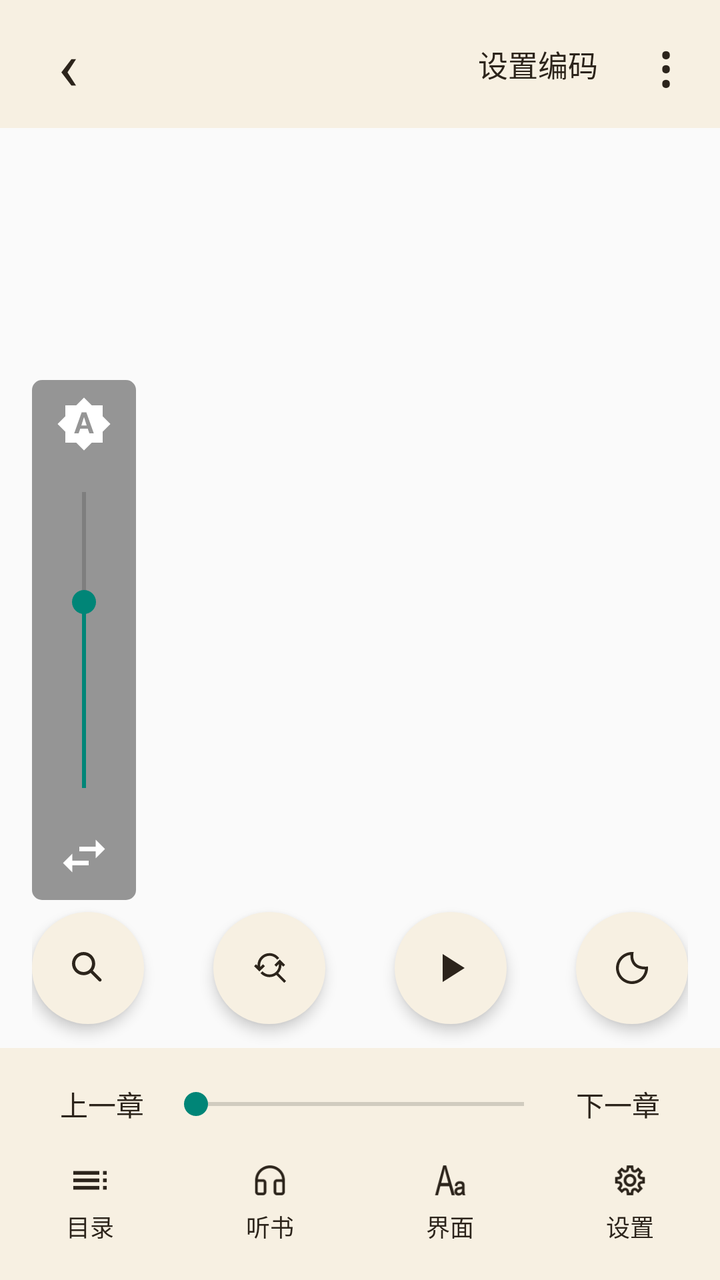
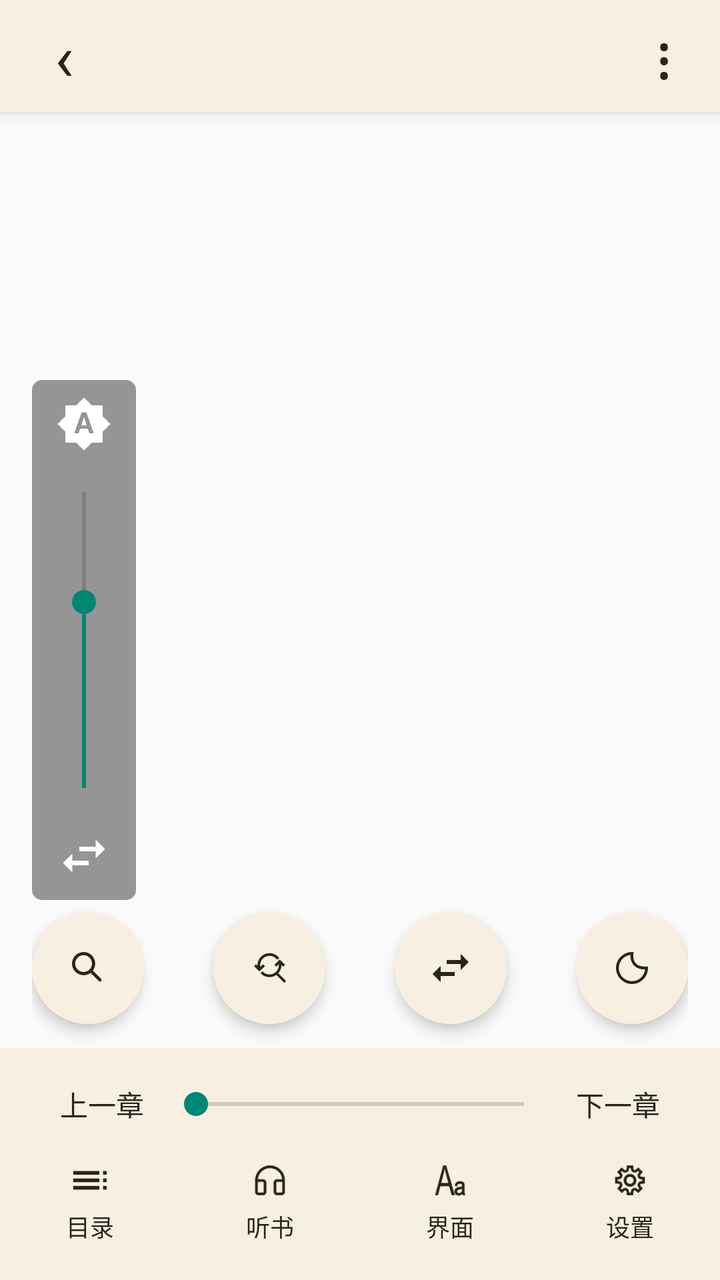

Two renders of the same Android screen: before a commit and after it. Below are the layout's source before the change and the commit's diff.
<!-- AndroidManifest.xml: application theme Theme.Tset -->
<!-- res/layout/view_m9_legado_read_menu.xml -->
<?xml version="1.0" encoding="utf-8"?>
<FrameLayout xmlns:android="http://schemas.android.com/apk/res/android"
    android:id="@+id/reader_menu_root"
    android:layout_width="match_parent"
    android:layout_height="match_parent">

    <View
        android:id="@+id/reader_menu_scrim"
        android:layout_width="match_parent"
        android:layout_height="match_parent" />

    <LinearLayout
        android:id="@+id/reader_title_bar"
        android:layout_width="match_parent"
        android:layout_height="64dp"
        android:layout_gravity="top"
        android:background="@drawable/reader_toolbar_bg"
        android:gravity="center_vertical"
        android:orientation="horizontal"
        android:paddingStart="8dp"
        android:paddingEnd="4dp">

        <TextView
            android:id="@+id/reader_back"
            android:layout_width="52dp"
            android:layout_height="match_parent"
            android:background="@drawable/reader_menu_touch"
            android:gravity="center"
            android:text="‹"
            android:textColor="#2C241B"
            android:textSize="34sp" />

        <TextView
            android:id="@+id/reader_toolbar_title"
            android:layout_width="0dp"
            android:layout_height="match_parent"
            android:layout_weight="1"
            android:ellipsize="end"
            android:gravity="center_vertical"
            android:singleLine="true"
            android:textColor="#2C241B"
            android:textSize="22sp" />

        <TextView
            android:id="@+id/reader_encoding"
            android:layout_width="82dp"
            android:layout_height="match_parent"
            android:background="@drawable/reader_menu_touch"
            android:gravity="center"
            android:text="@string/reader_encoding_set"
            android:textColor="#2C241B"
            android:textSize="15sp" />

        <TextView
            android:id="@+id/reader_overflow"
            android:layout_width="46dp"
            android:layout_height="match_parent"
            android:background="@drawable/reader_menu_touch"
            android:gravity="center"
            android:text="⋮"
            android:textColor="#2C241B"
            android:textSize="30sp" />
    </LinearLayout>

    <LinearLayout
        android:id="@+id/reader_brightness"
        android:layout_width="52dp"
        android:layout_height="260dp"
        android:layout_gravity="start|center_vertical"
        android:layout_marginStart="16dp"
        android:background="@drawable/reader_brightness_bg"
        android:gravity="center_horizontal"
        android:orientation="vertical"
        android:paddingTop="8dp"
        android:paddingBottom="8dp">

        <ImageView
            android:id="@+id/reader_brightness_auto"
            android:layout_width="28dp"
            android:layout_height="28dp"
            android:src="@drawable/reader_ic_brightness_auto"
            android:tint="#FFFFFF" />

        <SeekBar
            android:id="@+id/reader_brightness_seek"
            android:layout_width="180dp"
            android:layout_height="0dp"
            android:layout_weight="1"
            android:max="255"
            android:progress="160"
            android:rotation="-90" />

        <ImageView
            android:id="@+id/reader_brightness_position"
            android:layout_width="28dp"
            android:layout_height="28dp"
            android:src="@drawable/reader_ic_swap_horiz"
            android:tint="#FFFFFF" />
    </LinearLayout>

    <LinearLayout
        android:id="@+id/reader_bottom_menu"
        android:layout_width="match_parent"
        android:layout_height="wrap_content"
        android:layout_gravity="bottom"
        android:orientation="vertical">

        <LinearLayout
            android:id="@+id/reader_floating_buttons"
            android:layout_width="match_parent"
            android:layout_height="80dp"
            android:gravity="center_vertical"
            android:orientation="horizontal"
            android:paddingStart="16dp"
            android:paddingEnd="16dp">

            <ImageButton
                android:id="@+id/reader_search"
                android:layout_width="56dp"
                android:layout_height="56dp"
                android:background="@drawable/reader_fab_bg"
                android:contentDescription="@string/search"
                android:elevation="2dp"
                android:padding="15dp"
                android:src="@drawable/ic_search"
                android:tint="#2C241B"
                android:translationZ="2dp" />

            <Space
                android:layout_width="0dp"
                android:layout_height="1dp"
                android:layout_weight="1" />

            <ImageButton
                android:id="@+id/reader_replace"
                android:layout_width="56dp"
                android:layout_height="56dp"
                android:background="@drawable/reader_fab_bg"
                android:contentDescription="@string/replace"
                android:elevation="2dp"
                android:padding="15dp"
                android:src="@drawable/reader_ic_find_replace"
                android:tint="#2C241B"
                android:translationZ="2dp" />

            <Space
                android:layout_width="0dp"
                android:layout_height="1dp"
                android:layout_weight="1" />

            <ImageButton
                android:id="@+id/reader_playback_bar"
                android:layout_width="56dp"
                android:layout_height="56dp"
                android:background="@drawable/reader_fab_bg"
                android:contentDescription="@string/reader_playback_bar"
                android:elevation="2dp"
                android:padding="15dp"
                android:src="@drawable/reader_ic_play_24dp"
                android:tint="#2C241B"
                android:translationZ="2dp" />

            <Space
                android:layout_width="0dp"
                android:layout_height="1dp"
                android:layout_weight="1" />

            <ImageButton
                android:id="@+id/reader_night"
                android:layout_width="56dp"
                android:layout_height="56dp"
                android:background="@drawable/reader_fab_bg"
                android:contentDescription="@string/night_theme"
                android:elevation="2dp"
                android:padding="15dp"
                android:src="@drawable/reader_ic_brightness"
                android:tint="#2C241B"
                android:translationZ="2dp" />
        </LinearLayout>

        <LinearLayout
            android:id="@+id/reader_bottom_panel"
            android:layout_width="match_parent"
            android:layout_height="wrap_content"
            android:background="@drawable/reader_menu_panel_bg"
            android:orientation="vertical"
            android:paddingTop="5dp"
            android:paddingBottom="7dp">

            <LinearLayout
                android:layout_width="match_parent"
                android:layout_height="46dp"
                android:gravity="center_vertical"
                android:orientation="horizontal"
                android:paddingStart="20dp"
                android:paddingEnd="20dp">

                <TextView
                    android:id="@+id/reader_prev_chapter"
                    android:layout_width="wrap_content"
                    android:layout_height="match_parent"
                    android:background="@drawable/reader_menu_touch"
                    android:gravity="center"
                    android:paddingStart="10dp"
                    android:paddingEnd="10dp"
                    android:text="@string/previous_chapter"
                    android:textColor="#2C241B"
                    android:textSize="14sp" />

                <SeekBar
                    android:id="@+id/reader_page_seek"
                    android:layout_width="0dp"
                    android:layout_height="match_parent"
                    android:layout_weight="1" />

                <TextView
                    android:id="@+id/reader_next_chapter"
                    android:layout_width="wrap_content"
                    android:layout_height="match_parent"
                    android:background="@drawable/reader_menu_touch"
                    android:gravity="center"
                    android:paddingStart="10dp"
                    android:paddingEnd="10dp"
                    android:text="@string/next_chapter"
                    android:textColor="#2C241B"
                    android:textSize="14sp" />
            </LinearLayout>

            <LinearLayout
                android:layout_width="match_parent"
                android:layout_height="58dp"
                android:gravity="center"
                android:orientation="horizontal">

                <Space
                    android:layout_width="0dp"
                    android:layout_height="1dp"
                    android:layout_weight="1" />

                <LinearLayout
                    android:id="@+id/reader_catalog"
                    style="@style/ReaderLegadoMenuItem">
                    <ImageView
                        style="@style/ReaderLegadoMenuIcon"
                        android:src="@drawable/reader_ic_toc" />
                    <TextView
                        style="@style/ReaderLegadoMenuText"
                        android:text="@string/chapter_list" />
                </LinearLayout>

                <Space
                    android:layout_width="0dp"
                    android:layout_height="1dp"
                    android:layout_weight="2" />

                <LinearLayout
                    android:id="@+id/reader_listen"
                    style="@style/ReaderLegadoMenuItem">
                    <ImageView
                        style="@style/ReaderLegadoMenuIcon"
                        android:src="@drawable/reader_ic_read_aloud" />
                    <TextView
                        android:id="@+id/reader_listen_text"
                        style="@style/ReaderLegadoMenuText"
                        android:text="@string/read_aloud" />
                </LinearLayout>

                <Space
                    android:layout_width="0dp"
                    android:layout_height="1dp"
                    android:layout_weight="2" />

                <LinearLayout
                    android:id="@+id/reader_style"
                    style="@style/ReaderLegadoMenuItem">
                    <ImageView
                        style="@style/ReaderLegadoMenuIcon"
                        android:src="@drawable/reader_ic_interface_setting" />
                    <TextView
                        style="@style/ReaderLegadoMenuText"
                        android:text="@string/interface_setting" />
                </LinearLayout>

                <Space
                    android:layout_width="0dp"
                    android:layout_height="1dp"
                    android:layout_weight="2" />

                <LinearLayout
                    android:id="@+id/reader_setting"
                    style="@style/ReaderLegadoMenuItem">
                    <ImageView
                        style="@style/ReaderLegadoMenuIcon"
                        android:src="@drawable/reader_ic_settings" />
                    <TextView
                        style="@style/ReaderLegadoMenuText"
                        android:text="@string/setting" />
                </LinearLayout>

                <Space
                    android:layout_width="0dp"
                    android:layout_height="1dp"
                    android:layout_weight="1" />
            </LinearLayout>
        </LinearLayout>
    </LinearLayout>
</FrameLayout>
<!-- resources referenced by this layout -->
<resources>
  <!-- drawable reader_brightness_bg (drawable) -->
  <?xml version="1.0" encoding="utf-8"?>
  <shape xmlns:android="http://schemas.android.com/apk/res/android">
      <corners android:radius="5dp" />
      <solid android:color="#80333333" />
  </shape>
  <!-- drawable reader_fab_bg (drawable) -->
  <?xml version="1.0" encoding="utf-8"?>
  <shape xmlns:android="http://schemas.android.com/apk/res/android"
      android:shape="oval">
      <solid android:color="#F7F0E2" />
  </shape>
  <!-- drawable reader_ic_play_24dp (drawable) -->
  <vector xmlns:android="http://schemas.android.com/apk/res/android"
      android:width="24dp"
      android:height="24dp"
      android:viewportWidth="24.0"
      android:viewportHeight="24.0">
      <path
          android:fillColor="#FFFFFFFF"
          android:pathData="M8,5v14l11,-7z" />
  </vector>
  <!-- drawable reader_ic_swap_horiz (drawable) -->
  <vector android:height="24dp"
      android:tint="#000000"
      android:viewportHeight="24"
      android:viewportWidth="24"
      android:width="24dp"
      xmlns:android="http://schemas.android.com/apk/res/android">
      <path
          android:fillColor="@android:color/white"
          android:pathData="M6.99,11L3,15l3.99,4v-3H14v-2H6.99v-3zM21,9l-3.99,-4v3H10v2h7.01v3L21,9z" />
  </vector>
  <!-- drawable reader_ic_toc (drawable) -->
  <vector xmlns:android="http://schemas.android.com/apk/res/android"
      android:width="24dp"
      android:height="24dp"
      android:viewportWidth="24.0"
      android:viewportHeight="24.0">
      <path
          android:fillColor="#FF000000"
          android:pathData="M3,9h14L17,7L3,7v2zM3,13h14v-2L3,11v2zM3,17h14v-2L3,15v2zM19,17h2v-2h-2v2zM19,7v2h2L21,7h-2zM19,13h2v-2h-2v2z" />
  </vector>
  <!-- drawable reader_menu_panel_bg (drawable) -->
  <?xml version="1.0" encoding="utf-8"?>
  <shape xmlns:android="http://schemas.android.com/apk/res/android">
      <solid android:color="#F7F0E2" />
  </shape>
  <!-- drawable reader_menu_touch (drawable) -->
  <?xml version="1.0" encoding="utf-8"?>
  <selector xmlns:android="http://schemas.android.com/apk/res/android">
      <item android:state_pressed="true">
          <shape>
              <solid android:color="#22000000" />
          </shape>
      </item>
      <item android:drawable="@android:color/transparent" />
  </selector>
  <!-- drawable reader_toolbar_bg (drawable) -->
  <?xml version="1.0" encoding="utf-8"?>
  <shape xmlns:android="http://schemas.android.com/apk/res/android">
      <solid android:color="#F7F0E2" />
  </shape>
  <string name="chapter_list">目录</string>
  <string name="interface_setting">界面</string>
  <string name="next_chapter">下一章</string>
  <string name="night_theme">夜间模式</string>
  <string name="previous_chapter">上一章</string>
  <string name="read_aloud">听书</string>
  <string name="reader_encoding_set">设置编码</string>
  <string name="reader_playback_bar">播放条</string>
  <string name="replace">替</string>
  <string name="search">搜索</string>
  <string name="setting">设置</string>
  <style name="ReaderLegadoMenuIcon">
          <item name="android:layout_width">match_parent</item>
          <item name="android:layout_height">0dp</item>
          <item name="android:layout_weight">1</item>
          <item name="android:tint">#2C241B</item>
      </style>
  <style name="ReaderLegadoMenuItem">
          <item name="android:layout_width">60dp</item>
          <item name="android:layout_height">50dp</item>
          <item name="android:background">@drawable/reader_menu_touch</item>
          <item name="android:clickable">true</item>
          <item name="android:focusable">true</item>
          <item name="android:orientation">vertical</item>
          <item name="android:paddingBottom">7dp</item>
      </style>
  <style name="Theme.Tset" parent="Theme.AppCompat.DayNight.NoActionBar" />
  <!-- unchanged entries left out for length: 8 -->
</resources>

<!-- the commit's change to res/layout/view_m9_legado_read_menu.xml (unified diff, before → after) -->
@@ -12,9 +12,10 @@
     <LinearLayout
         android:id="@+id/reader_title_bar"
         android:layout_width="match_parent"
-        android:layout_height="64dp"
+        android:layout_height="56dp"
         android:layout_gravity="top"
         android:background="@drawable/reader_toolbar_bg"
+        android:elevation="4dp"
         android:gravity="center_vertical"
         android:orientation="horizontal"
         android:paddingStart="8dp"
@@ -22,13 +23,13 @@
 
         <TextView
             android:id="@+id/reader_back"
-            android:layout_width="52dp"
+            android:layout_width="48dp"
             android:layout_height="match_parent"
             android:background="@drawable/reader_menu_touch"
             android:gravity="center"
             android:text="‹"
             android:textColor="#2C241B"
-            android:textSize="34sp" />
+            android:textSize="32sp" />
 
         <TextView
             android:id="@+id/reader_toolbar_title"
@@ -39,21 +40,22 @@
             android:gravity="center_vertical"
             android:singleLine="true"
             android:textColor="#2C241B"
-            android:textSize="22sp" />
+            android:textSize="18sp" />
 
         <TextView
             android:id="@+id/reader_encoding"
-            android:layout_width="82dp"
+            android:layout_width="0dp"
             android:layout_height="match_parent"
             android:background="@drawable/reader_menu_touch"
             android:gravity="center"
             android:text="@string/reader_encoding_set"
             android:textColor="#2C241B"
-            android:textSize="15sp" />
+            android:textSize="15sp"
+            android:visibility="gone" />
 
         <TextView
             android:id="@+id/reader_overflow"
-            android:layout_width="46dp"
+            android:layout_width="48dp"
             android:layout_height="match_parent"
             android:background="@drawable/reader_menu_touch"
             android:gravity="center"
@@ -136,7 +138,7 @@
                 android:layout_width="56dp"
                 android:layout_height="56dp"
                 android:background="@drawable/reader_fab_bg"
-                android:contentDescription="@string/replace"
+                android:contentDescription="@string/reader_match_title"
                 android:elevation="2dp"
                 android:padding="15dp"
                 android:src="@drawable/reader_ic_find_replace"
@@ -153,10 +155,10 @@
                 android:layout_width="56dp"
                 android:layout_height="56dp"
                 android:background="@drawable/reader_fab_bg"
-                android:contentDescription="@string/reader_playback_bar"
+                android:contentDescription="@string/reader_convert"
                 android:elevation="2dp"
                 android:padding="15dp"
-                android:src="@drawable/reader_ic_play_24dp"
+                android:src="@drawable/reader_ic_swap_horiz"
                 android:tint="#2C241B"
                 android:translationZ="2dp" />
 
<!-- resource entries referenced after the edit -->
@@ -12,16 +12,6 @@
       android:shape="oval">
       <solid android:color="#F7F0E2" />
   </shape>
-  <!-- drawable reader_ic_play_24dp (drawable) -->
-  <vector xmlns:android="http://schemas.android.com/apk/res/android"
-      android:width="24dp"
-      android:height="24dp"
-      android:viewportWidth="24.0"
-      android:viewportHeight="24.0">
-      <path
-          android:fillColor="#FFFFFFFF"
-          android:pathData="M8,5v14l11,-7z" />
-  </vector>
   <!-- drawable reader_ic_swap_horiz (drawable) -->
   <vector android:height="24dp"
       android:tint="#000000"
@@ -69,9 +59,9 @@
   <string name="night_theme">夜间模式</string>
   <string name="previous_chapter">上一章</string>
   <string name="read_aloud">听书</string>
+  <string name="reader_convert">转换</string>
   <string name="reader_encoding_set">设置编码</string>
-  <string name="reader_playback_bar">播放条</string>
-  <string name="replace">替</string>
+  <string name="reader_match_title">Match</string>
   <string name="search">搜索</string>
   <string name="setting">设置</string>
   <style name="ReaderLegadoMenuIcon">
